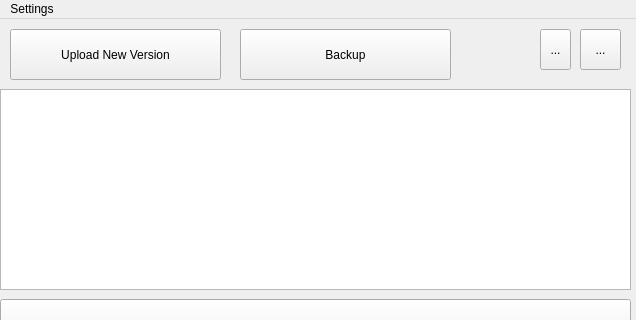
This is github_hooks_dev/deployment_installer/dependencies/ui/elixys_uploader.ui in Joshua-Thompson/SofieDeployment as Qt 5 draws it before an edit; both pictures show x 0 to 636 and y 0 to 320 of the 636 by 478 pixel window. The edited form follows.
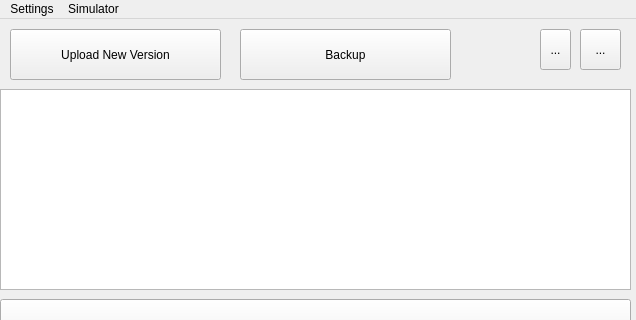
This is the edited form. Icons and pictures are not drawn.

Commit message: Menu options for simulator

The edit to the form file:
```diff
--- a/github_hooks_dev/deployment_installer/dependencies/ui/elixys_uploader.ui
+++ b/github_hooks_dev/deployment_installer/dependencies/ui/elixys_uploader.ui
@@ -171,10 +171,17 @@
     <addaction name="actionCalibration_Manager"/>
     <addaction name="actionState_Monitor"/>
     <addaction name="actionPyelixys_App"/>
+   </widget>
+   <widget class="QMenu" name="menuSimulator">
+    <property name="title">
+     <string>Simulator</string>
+    </property>
+    <addaction name="separator"/>
     <addaction name="actionStart_Simulator"/>
     <addaction name="actionKill_Simulator"/>
    </widget>
    <addaction name="menuSettings"/>
+   <addaction name="menuSimulator"/>
   </widget>
   <action name="actionConnections">
    <property name="text">
```
